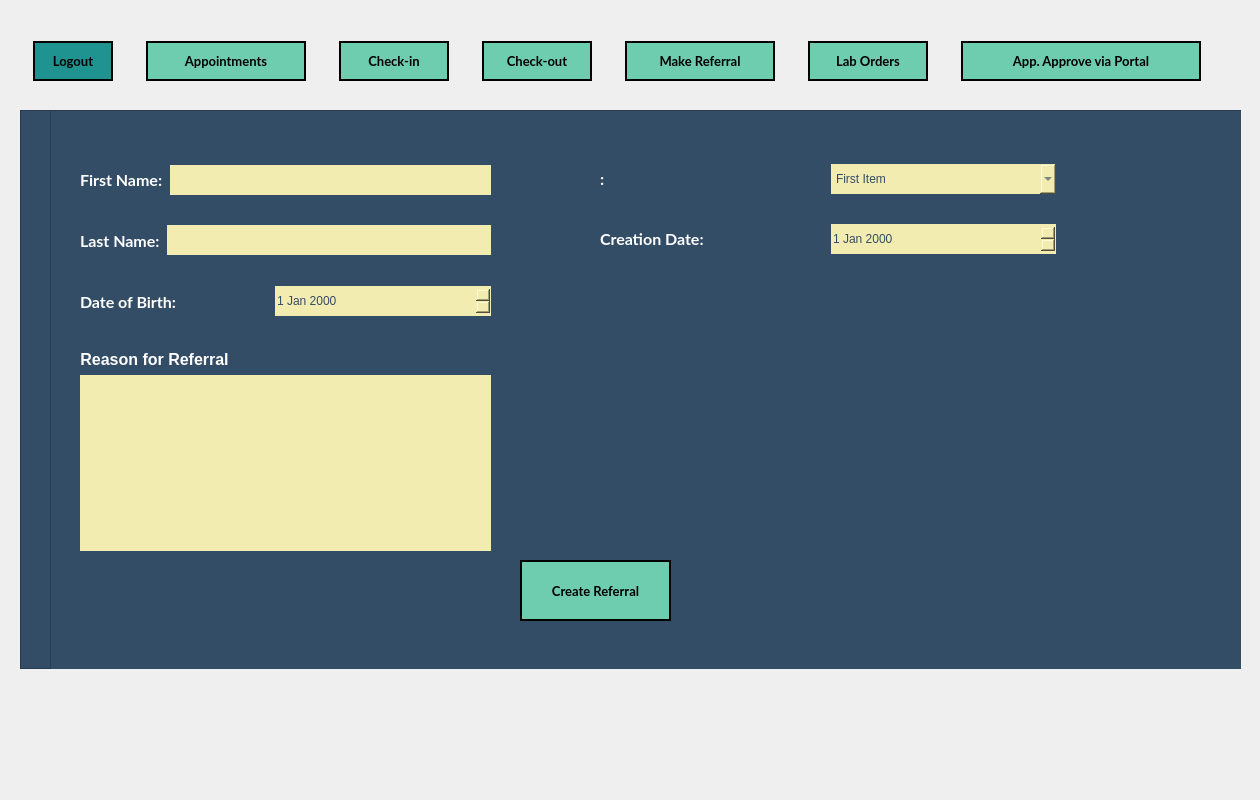
Above: Referrals.ui from mxrked/Medical-Office-Administration before the change. Below: the same form after it.
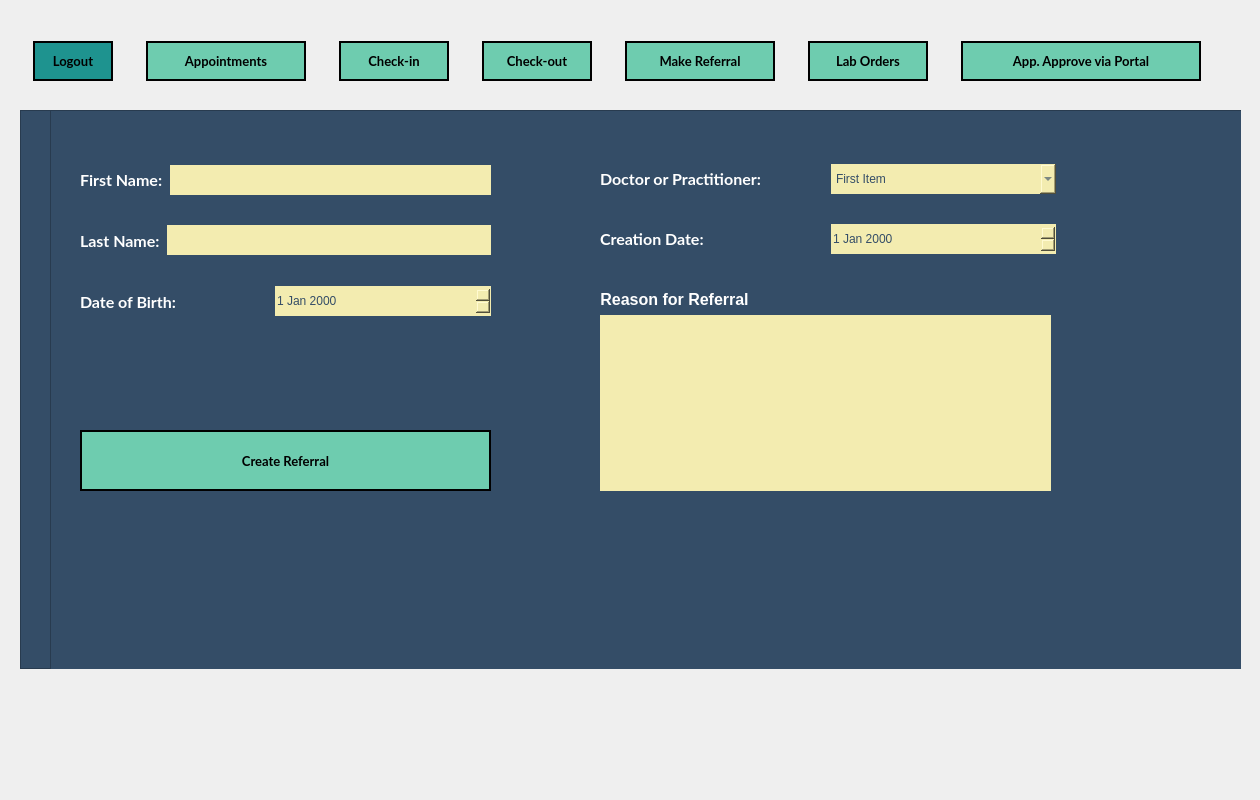
That is the form after the change. Icons and pictures are not drawn.

```diff
--- a/Referrals.ui
+++ b/Referrals.ui
@@ -538,7 +538,7 @@
           <string notr="true"/>
          </property>
          <property name="text">
-          <string>:</string>
+          <string>Doctor or Practitioner:</string>
          </property>
         </widget>
        </item>
@@ -594,9 +594,9 @@
      <widget class="QPushButton" name="Nav_CreateReferral">
       <property name="geometry">
        <rect>
-        <x>470</x>
-        <y>450</y>
-        <width>151</width>
+        <x>30</x>
+        <y>320</y>
+        <width>411</width>
         <height>61</height>
        </rect>
       </property>
@@ -731,9 +731,9 @@
      <widget class="QWidget" name="">
       <property name="geometry">
        <rect>
-        <x>30</x>
-        <y>240</y>
-        <width>411</width>
+        <x>550</x>
+        <y>180</y>
+        <width>451</width>
         <height>201</height>
        </rect>
       </property>
```
Left out of the diff: 6 changed lines with no effect on the pictures.
